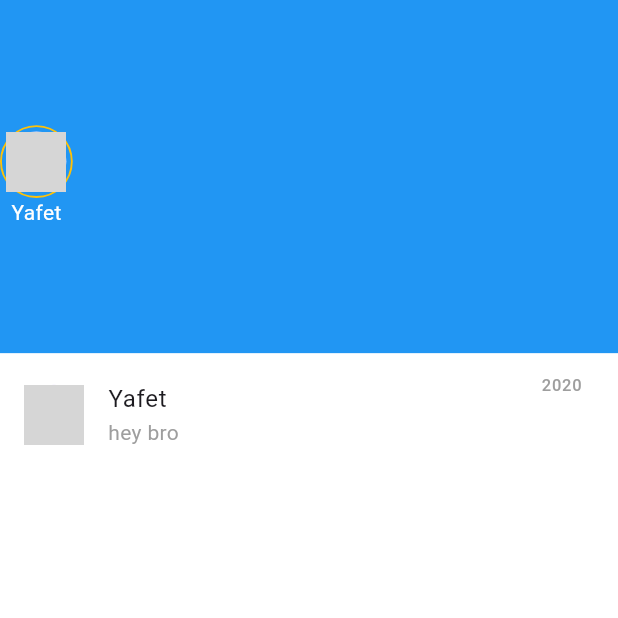
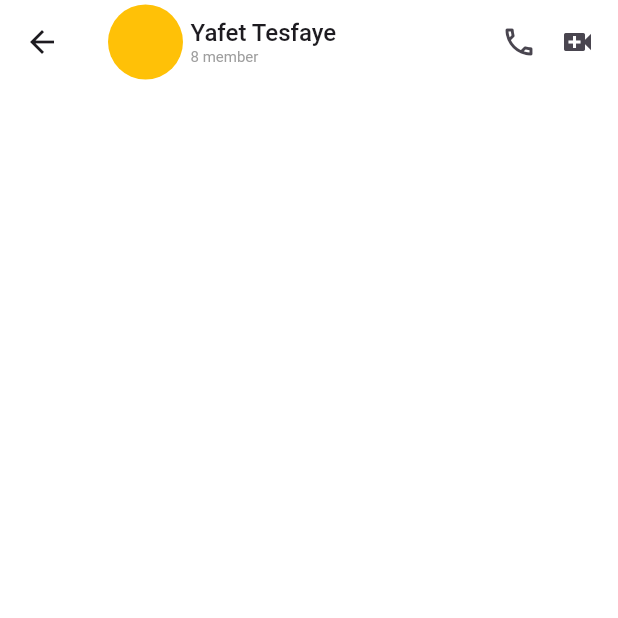
Before and after one commit to yaftes/2025-A2SV-G6-mobile-assessment, a Flutter app: the screen it shows after launch, on a phone screen of 412 x 824 dp, the top half of it. Run offline on Flutter 3.47's test engine with Material 3 defaults, Android fonts, the phone set to English and light mode, and no system bars; our stand-ins replace dartz, equatable, flutter_bloc, flutter_secure_storage, get_it, google_fonts and 1 more; grey boxes are pictures that could not be loaded.

```diff
--- a/lib/app.dart
+++ b/lib/app.dart
@@ -1,6 +1,7 @@
 import 'package:flutter/material.dart';
 import 'package:g6_assessment/features/auth/presentation/pages/login_page.dart';
 import 'package:g6_assessment/features/auth/presentation/pages/signup_page.dart';
+import 'package:g6_assessment/features/chat/presentation/pages/chat_message_page.dart';
 import 'package:g6_assessment/features/chat/presentation/pages/home_page.dart';
 
 class MyApp extends StatelessWidget {
@@ -11,7 +12,7 @@ class MyApp extends StatelessWidget {
     return MaterialApp(
       initialRoute: '/',
       routes: {
-        '/': (context) => HomePage(),
+        '/': (context) => ChatMessagePage(),
         '/signup': (context) => SignupPage(),
       },
       debugShowCheckedModeBanner: false,
--- a/lib/core/constants/constants.dart
+++ b/lib/core/constants/constants.dart
@@ -9,3 +9,9 @@ class AuthApiConstants {
 class StorageKeys {
   static const String accessToken = 'ACCESS_TOKEN';
 }
+
+class ChatApiConstants {
+  static const String baseUrl =
+      'https://g5-flutter-learning-path-be-tvum.onrender.com/api/v3';
+  static const String chatUrl = '$baseUrl/chats';
+}
--- /dev/null
+++ b/lib/features/chat/presentation/pages/chat_message_page.dart
@@ -0,0 +1,58 @@
+import 'package:flutter/material.dart';
+
+class ChatMessagePage extends StatefulWidget {
+  const ChatMessagePage({super.key});
+
+  @override
+  State<ChatMessagePage> createState() => _ChatMessagePageState();
+}
+
+class _ChatMessagePageState extends State<ChatMessagePage> {
+  @override
+  Widget build(BuildContext context) {
+    return Scaffold(
+      backgroundColor: Colors.white,
+      appBar: AppBar(
+        backgroundColor: Colors.white,
+        leading: Icon(Icons.arrow_back),
+        title: Row(
+          mainAxisSize: MainAxisSize.min,
+          children: [
+            SizedBox(
+              width: 50,
+              height: 50,
+
+              child: CircleAvatar(backgroundColor: Colors.amber),
+            ),
+            SizedBox(width: 5),
+            Column(
+              crossAxisAlignment: CrossAxisAlignment.start,
+              children: [
+                Text(
+                  'Yafet Tesfaye',
+                  style: TextStyle(fontSize: 16, fontWeight: FontWeight.w500),
+                ),
+                Text(
+                  '8 member',
+                  style: TextStyle(fontSize: 10, color: Colors.grey),
+                ),
+              ],
+            ),
+          ],
+        ),
+        actions: [
+          Padding(
+            padding: const EdgeInsets.only(right: 15),
+            child: Row(
+              children: [
+                Icon(Icons.call_outlined),
+                SizedBox(width: 15),
+                Icon(Icons.video_call),
+              ],
+            ),
+          ),
+        ],
+      ),
+    );
+  }
+}
```
Also changed, not shown: lib/features/chat/data/datasources/chat_remote_data_source.dart (added, +180 -0 lines).
